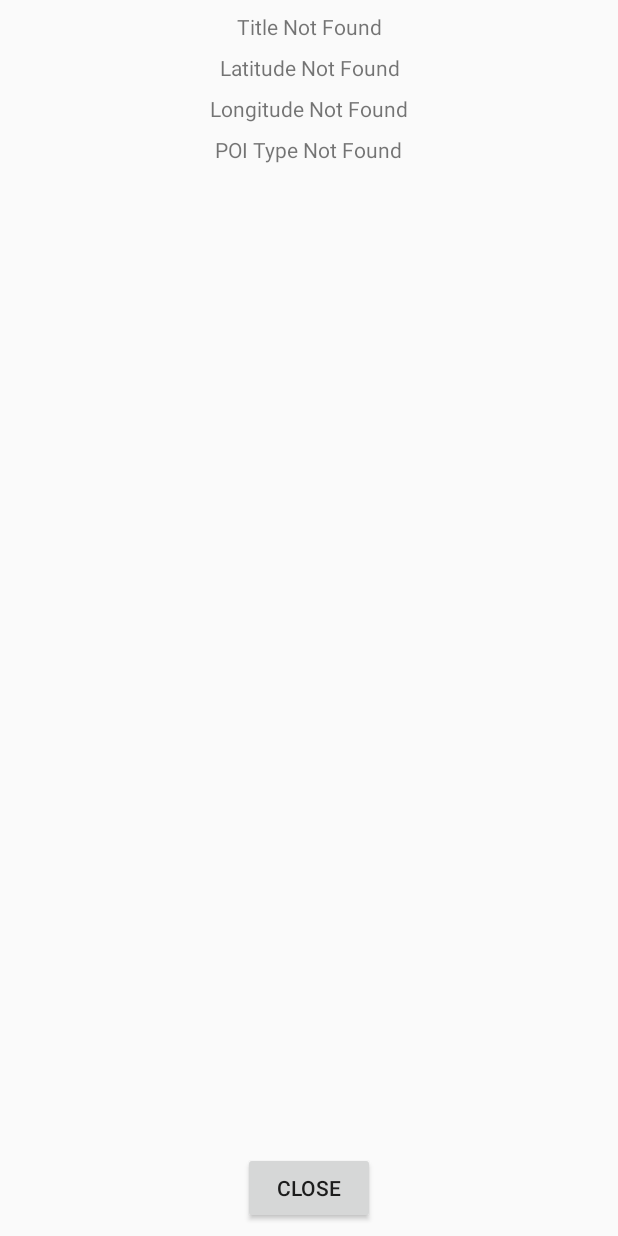
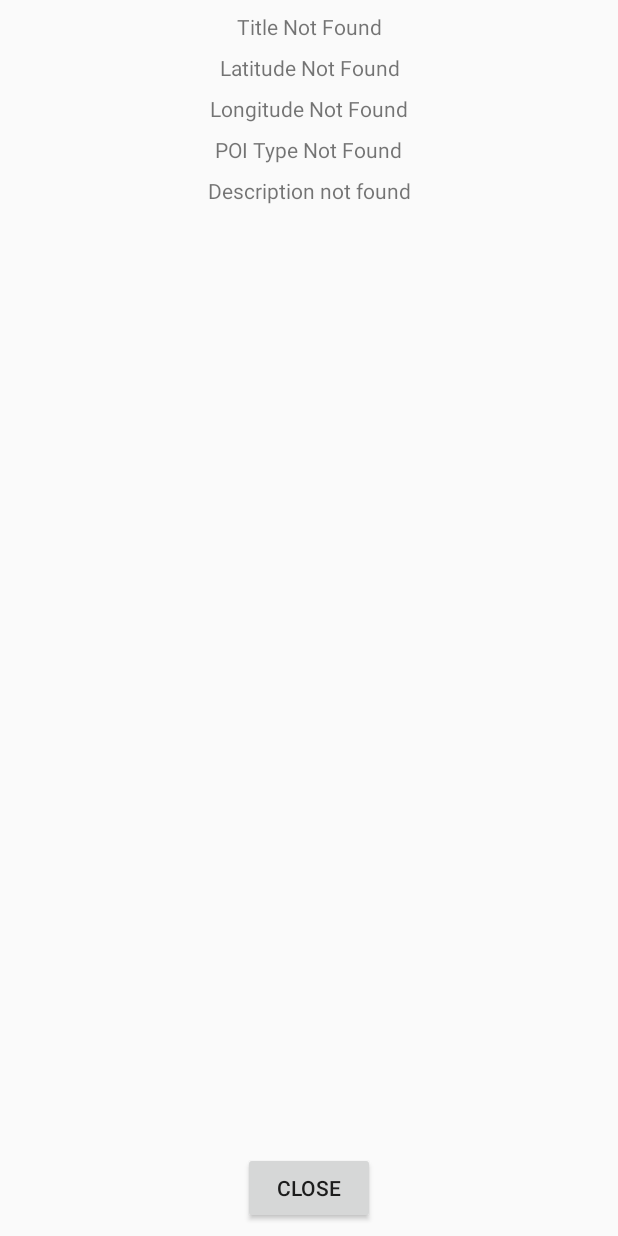
Before and after one commit to amanocha/Voyij-AR, an Android app: the layout activity_poi.xml on its own in the app's theme, with its tools: preview values and no code run, on a phone screen of 412 x 824 dp. Run offline under Robolectric (Android 15) with nearby library versions, the phone set to English and light mode, and no system bars.

Commit message:
added description support for json, description textview in poiactivity

```diff
--- a/app/src/main/java/voyij/ar/JSONToPOIGenerator.java
+++ b/app/src/main/java/voyij/ar/JSONToPOIGenerator.java
@@ -25,9 +25,9 @@ import com.fasterxml.jackson.databind.ObjectMapper;
 public class JSONToPOIGenerator {
     private static final String KEY_PROPERTY_TITLE = "title";
     private static final String KEY_PROPERTY_POI_TYPE = "POIType";
+    private static final String KEY_PROPERTY_DESCRIPTION = "description";
 
     private static ObjectMapper mapper = new ObjectMapper();
-
 
     private JSONToPOIGenerator() {  //don't allow instantiation
     }
@@ -109,7 +109,8 @@ public class JSONToPOIGenerator {
             return null;
         }
         return new POI((String) feature.getProperty(KEY_PROPERTY_TITLE), coordinates.getLatitude(), coordinates.getLongitude(),
-                coordinates.getAltitude(), (String) feature.getProperty(KEY_PROPERTY_POI_TYPE));
+                coordinates.getAltitude(), (String) feature.getProperty(KEY_PROPERTY_POI_TYPE),
+                (String) feature.getProperty(KEY_PROPERTY_DESCRIPTION));
     }
 
 }
--- a/app/src/main/java/voyij/ar/POI.java
+++ b/app/src/main/java/voyij/ar/POI.java
@@ -30,6 +30,10 @@ public class POI {
 
     public POI(String title, double latitude, double longitude, double altitude, String POIType) {
         this(title, latitude, longitude, altitude, POIType, null, null, null);
+    }
+
+    public POI(String title, double latitude, double longitude, double altitude, String POIType, String description) {
+        this(title, latitude, longitude, altitude, POIType, description, null, null);
     }
 
     public POI(String title, double latitude, double longitude, double altitude, String POIType, String description, String imageSource, String thumbnailSource) {
--- a/app/src/main/java/voyij/ar/POIActivity.java
+++ b/app/src/main/java/voyij/ar/POIActivity.java
@@ -11,11 +11,13 @@ public class POIActivity extends AppCompatActivity {
     protected static final String STATE_POI_LATITUDE = "POI_LATITUDE";
     protected static final String STATE_POI_LONGITUDE = "POI_LONGITUDE";
     protected static final String STATE_POI_TYPE = "POI_TYPE";
+    protected static final String STATE_POI_DESCRIPTION = "POI_DESCRIPTION";
 
     private TextView mPOITitle;
     private TextView mPOILatitude;
     private TextView mPOILongitude;
     private TextView mPOIType;
+    private TextView mPOIDescription;
 
     @Override
     protected void onCreate(Bundle savedInstanceState) {
@@ -25,11 +27,13 @@ public class POIActivity extends AppCompatActivity {
         mPOILatitude = (TextView) findViewById(R.id.textViewLatitude);
         mPOILongitude = (TextView) findViewById(R.id.textViewLongitude);
         mPOIType = (TextView) findViewById(R.id.textViewPOIType);
+        mPOIDescription = (TextView) findViewById(R.id.textViewDescription);
         Intent intent = getIntent();
         mPOITitle.setText(intent.getStringExtra(STATE_POI_NAME));
         mPOILatitude.setText(Double.toString(intent.getDoubleExtra(STATE_POI_LATITUDE, 0)));
         mPOILongitude.setText(Double.toString(intent.getDoubleExtra(STATE_POI_LONGITUDE, 0)));
         mPOIType.setText(intent.getStringExtra(STATE_POI_TYPE));
+        mPOIDescription.setText(intent.getStringExtra(STATE_POI_DESCRIPTION));
     }
 
     public void onButtonCloseClickAction(View view) {
--- a/app/src/main/res/layout/activity_poi.xml
+++ b/app/src/main/res/layout/activity_poi.xml
@@ -67,4 +67,16 @@
         app:layout_constraintBottom_toBottomOf="parent"
         android:layout_marginBottom="8dp"
         android:onClick="onButtonCloseClickAction"/>
+
+    <TextView
+        android:id="@+id/textViewDescription"
+        android:layout_width="wrap_content"
+        android:layout_height="wrap_content"
+        android:layout_marginLeft="8dp"
+        android:layout_marginRight="8dp"
+        android:layout_marginTop="8dp"
+        android:text="Description not found"
+        app:layout_constraintLeft_toLeftOf="parent"
+        app:layout_constraintRight_toRightOf="parent"
+        app:layout_constraintTop_toBottomOf="@+id/textViewPOIType" />
 </android.support.constraint.ConstraintLayout>
```
Also changed, not shown: app/src/main/assets/JSONPOIs/Five More Points.txt (+10 -5 lines), app/src/main/assets/JSONPOIs/Five Points.txt (+10 -5 lines), app/src/main/java/voyij/ar/CameraActivity.java (+10 -8 lines).
